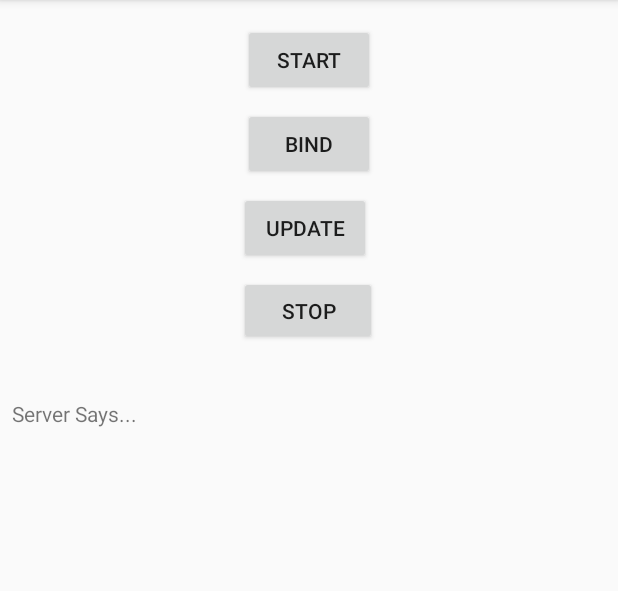
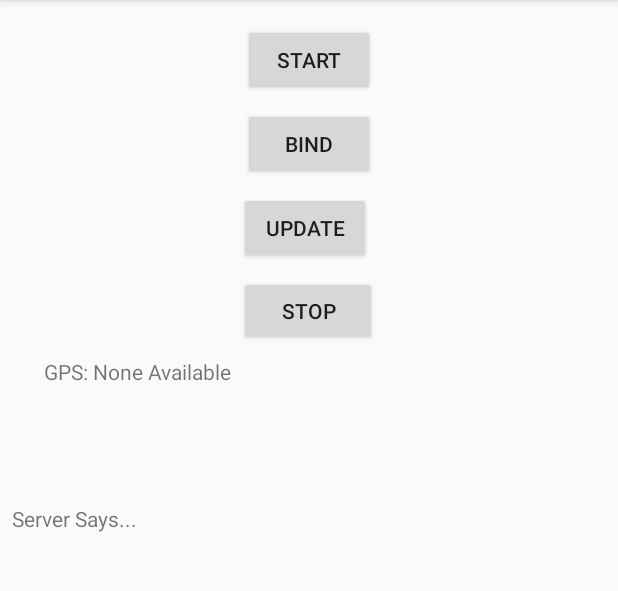
Before and after one commit to RedeemedGomer/SocketService, an Android app: the screen it shows after launch (MainActivity), on a phone screen of 412 x 824 dp, the part 84-675 px from its top. Run offline under Robolectric (Android 15) with nearby library versions, the phone set to English and light mode, and no system bars.

Commit message:
more Socket stuff

```diff
--- a/app/src/main/java/com/example/socketservice/MainActivity.java
+++ b/app/src/main/java/com/example/socketservice/MainActivity.java
@@ -25,7 +25,7 @@ public class MainActivity extends AppCompatActivity implements View.OnClickListe
 
     //local gui variables
     private Button startBtn, stopBtn, updateBtn, bindBtn;
-    private TextView printTv;
+    private TextView printTv, gpsTv;
 
     @Override
     protected void onCreate(Bundle savedInstanceState) {
@@ -38,6 +38,7 @@ public class MainActivity extends AppCompatActivity implements View.OnClickListe
         updateBtn = (Button)  findViewById(R.id.updateBtn);
         bindBtn = (Button) findViewById(R.id.bindBtn);
         printTv = (TextView) findViewById(R.id.printTV);
+        gpsTv = (TextView)findViewById(R.id.gpsTextView);
 
         //send all onClicks to local switch statement
         startBtn.setOnClickListener(this);
@@ -46,8 +47,37 @@ public class MainActivity extends AppCompatActivity implements View.OnClickListe
         bindBtn.setOnClickListener(this);
 
         socketServiceIntent = new Intent(this, SocketService.class);
+
+        Thread thread = new Thread() {
+
+            @Override
+            public void run() {
+                try {
+                    while (!isInterrupted()) {
+                        Thread.sleep(1000);
+                        runOnUiThread(new Runnable() {
+                            @Override
+                            public void run() {
+                                updateGpsTextView();
+                            }
+                        });
+                    }
+                } catch (InterruptedException e) {
+                }
+            }
+        };
+
+        thread.start();
+
     }
 
+    private void updateGpsTextView(){
+        if(isServiceBound){
+            gpsTv.setText(socketService.getLatLonString());
+        }else{
+            gpsTv.setText("GPS: None Available");
+        }
+    }
 
     @Override
     public void onClick(View view){
@@ -55,6 +85,7 @@ public class MainActivity extends AppCompatActivity implements View.OnClickListe
             case R.id.startBtn:
                 //ActivityCompat.requestPermissions(this,new String[]{Manifest.permission.ACCESS_FINE_LOCATION}, 1);
                 startService(socketServiceIntent);
+                bindService();
                 printTv.setText("Service started");
                 break;
 
@@ -63,7 +94,7 @@ public class MainActivity extends AppCompatActivity implements View.OnClickListe
                     printTv.setText("Service Bound");
                 }else{
                     bindService();
-                    printTv.setText("Service Not Bound, bounding initiated");
+                    printTv.setText("Service wasn't bound, bounding initiated, check again");
                 }
                 break;
 
@@ -79,7 +110,14 @@ public class MainActivity extends AppCompatActivity implements View.OnClickListe
 
             case R.id.updateBtn:
                 if(isServiceBound) {
-                    printTv.setText(socketService.getLatLonString());
+                    if(socketService.getRunDone()){
+                        String Message = socketService.serverSaysWhat();
+                        if(Message != null) {
+                            printTv.setText("Server Says" + Message);
+                        }else{
+                            printTv.setText("Server Say Null");
+                        }
+                    }
                 } else {
                     printTv.setText("update:Service Not Bound");
                 }
--- a/app/src/main/res/layout/activity_main.xml
+++ b/app/src/main/res/layout/activity_main.xml
@@ -12,16 +12,16 @@
         android:layout_height="138dp"
         android:layout_marginStart="8dp"
         android:layout_marginLeft="8dp"
-        android:layout_marginTop="36dp"
+        android:layout_marginTop="8dp"
         android:layout_marginEnd="8dp"
         android:layout_marginRight="8dp"
         android:text="Server Says..."
         app:layout_constraintEnd_toEndOf="parent"
-        app:layout_constraintHorizontal_bias="0.483"
+        app:layout_constraintHorizontal_bias="1.0"
         app:layout_constraintLeft_toLeftOf="parent"
         app:layout_constraintRight_toRightOf="parent"
         app:layout_constraintStart_toStartOf="parent"
-        app:layout_constraintTop_toBottomOf="@+id/stopBtn" />
+        app:layout_constraintTop_toBottomOf="@+id/gpsTextView" />
 
     <Button
         android:id="@+id/startBtn"
@@ -84,4 +84,18 @@
         app:layout_constraintStart_toStartOf="parent"
         app:layout_constraintTop_toBottomOf="@+id/startBtn" />
 
+    <TextView
+        android:id="@+id/gpsTextView"
+        android:layout_width="353dp"
+        android:layout_height="90dp"
+        android:layout_marginStart="8dp"
+        android:layout_marginLeft="8dp"
+        android:layout_marginTop="8dp"
+        android:layout_marginEnd="8dp"
+        android:layout_marginRight="8dp"
+        android:text="GPS:"
+        app:layout_constraintEnd_toEndOf="parent"
+        app:layout_constraintStart_toStartOf="parent"
+        app:layout_constraintTop_toBottomOf="@+id/stopBtn" />
+
 </android.support.constraint.ConstraintLayout>
```
Also changed, not shown: app/src/main/java/com/example/socketservice/SocketService.java (+23 -15 lines).
